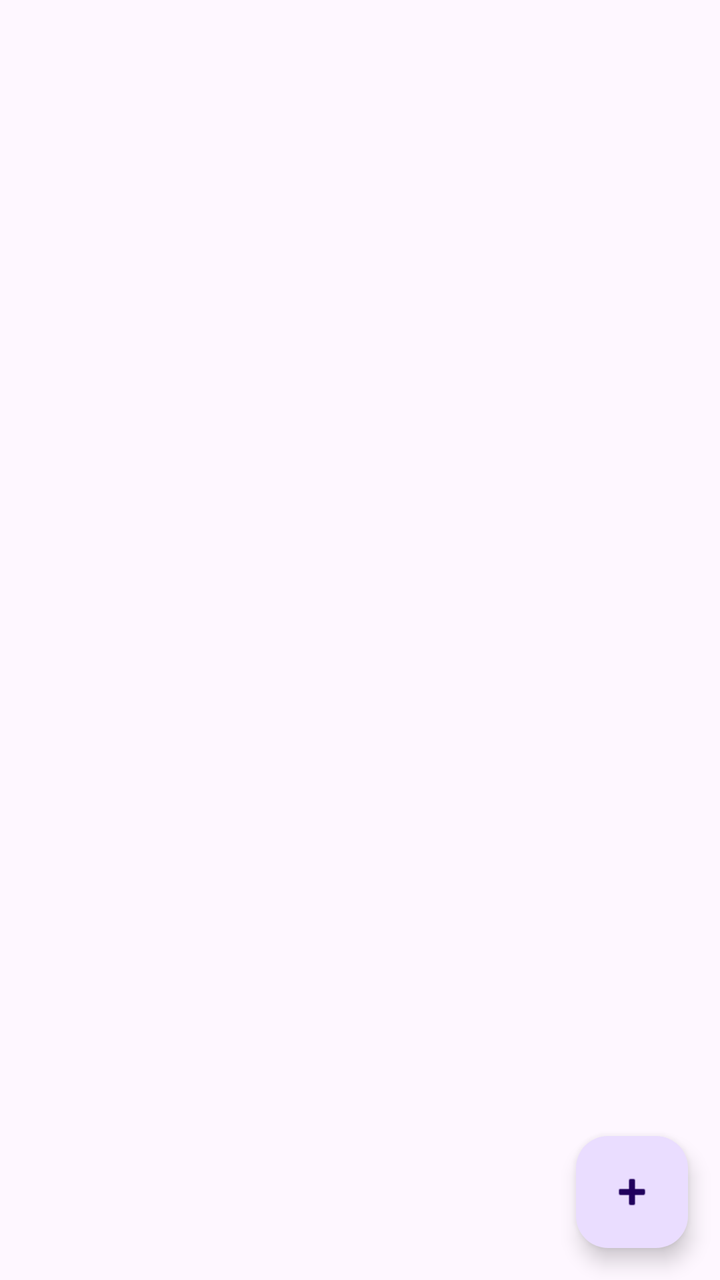
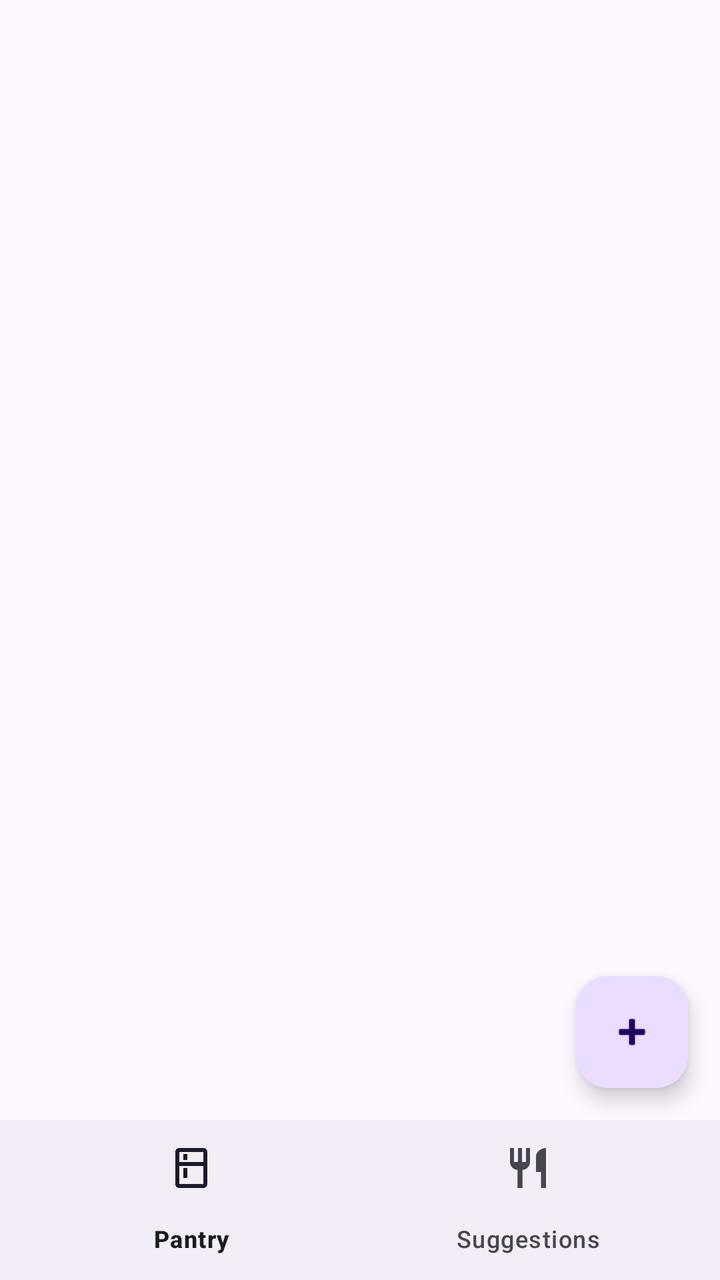

Before-and-after screenshots of an Android layout around one commit, followed by the original layout XML and the change that was made.
<!-- AndroidManifest.xml: application theme Theme.Assignment -->
<!-- res/layout/activity_pantry_list.xml -->
<?xml version="1.0" encoding="utf-8"?>
<LinearLayout xmlns:android="http://schemas.android.com/apk/res/android"
    xmlns:app="http://schemas.android.com/apk/res-auto"
    xmlns:tools="http://schemas.android.com/tools"
    android:layout_width="match_parent"
    android:layout_height="match_parent"
    android:fitsSystemWindows="true"
    android:orientation="vertical"
    tools:context=".ui.PantryListActivity">

    <com.google.android.material.appbar.MaterialToolbar
        android:id="@+id/toolbar"
        android:layout_width="match_parent"
        android:layout_height="?attr/actionBarSize" />

    <FrameLayout
        android:layout_width="match_parent"
        android:layout_height="0dp"
        android:layout_weight="1">

        <androidx.recyclerview.widget.RecyclerView
            android:id="@+id/recycler_pantry"
            android:layout_width="match_parent"
            android:layout_height="match_parent"
            android:clipToPadding="false"
            android:paddingStart="8dp"
            android:paddingTop="8dp"
            android:paddingEnd="8dp"
            android:paddingBottom="88dp"
            tools:listitem="@layout/item_pantry" />

        <TextView
            android:id="@+id/text_empty"
            android:layout_width="wrap_content"
            android:layout_height="wrap_content"
            android:layout_gravity="center"
            android:gravity="center"
            android:padding="24dp"
            android:text="@string/empty_pantry"
            android:textAppearance="?attr/textAppearanceBodyLarge"
            android:visibility="gone" />

        <com.google.android.material.floatingactionbutton.FloatingActionButton
            android:id="@+id/fab_add"
            android:layout_width="wrap_content"
            android:layout_height="wrap_content"
            android:layout_gravity="bottom|end"
            android:layout_margin="16dp"
            android:contentDescription="@string/add_ingredient"
            app:srcCompat="@android:drawable/ic_input_add" />
    </FrameLayout>
</LinearLayout>
<!-- res/layout/item_pantry.xml (included above) -->
<?xml version="1.0" encoding="utf-8"?>
<com.google.android.material.card.MaterialCardView xmlns:android="http://schemas.android.com/apk/res/android"
    android:layout_width="match_parent"
    android:layout_height="wrap_content"
    android:layout_margin="4dp"
    android:clickable="true"
    android:focusable="true">

    <LinearLayout
        android:layout_width="match_parent"
        android:layout_height="wrap_content"
        android:gravity="center_vertical"
        android:orientation="horizontal"
        android:padding="16dp">

        <LinearLayout
            android:layout_width="0dp"
            android:layout_height="wrap_content"
            android:layout_weight="1"
            android:orientation="vertical">

            <TextView
                android:id="@+id/text_item_name"
                android:layout_width="wrap_content"
                android:layout_height="wrap_content"
                android:textAppearance="?attr/textAppearanceTitleMedium" />

            <TextView
                android:id="@+id/text_item_quantity"
                android:layout_width="wrap_content"
                android:layout_height="wrap_content"
                android:layout_marginTop="4dp"
                android:textAppearance="?attr/textAppearanceBodyMedium" />

            <TextView
                android:id="@+id/text_item_expiry"
                android:layout_width="wrap_content"
                android:layout_height="wrap_content"
                android:layout_marginTop="2dp"
                android:textAppearance="?attr/textAppearanceBodySmall"
                android:visibility="gone" />
        </LinearLayout>

        <ImageButton
            android:id="@+id/button_delete"
            android:layout_width="48dp"
            android:layout_height="48dp"
            android:background="?attr/selectableItemBackgroundBorderless"
            android:contentDescription="@string/delete_ingredient"
            android:src="@android:drawable/ic_menu_delete" />
    </LinearLayout>
</com.google.android.material.card.MaterialCardView>
<!-- resources referenced by this layout -->
<resources>
  <string name="add_ingredient">Add ingredient</string>
  <string name="delete_ingredient">Delete ingredient</string>
  <string name="empty_pantry">Your pantry is empty.\nTap + to add your first ingredient.</string>
  <style name="Theme.Assignment" parent="Base.Theme.Assignment" />
  <style name="Base.Theme.Assignment" parent="Theme.Material3.DayNight.NoActionBar">
          
          
      </style>
</resources>

<!-- the commit's change to res/layout/activity_pantry_list.xml (unified diff, before → after) -->
@@ -49,6 +49,12 @@
             android:contentDescription="@string/add_ingredient"
             app:srcCompat="@android:drawable/ic_input_add" />
     </FrameLayout>
+
+    <com.google.android.material.bottomnavigation.BottomNavigationView
+        android:id="@+id/bottom_nav"
+        android:layout_width="match_parent"
+        android:layout_height="wrap_content"
+        app:menu="@menu/bottom_nav_menu" />
 </LinearLayout>
 <!-- res/layout/item_pantry.xml (included above) -->
 <?xml version="1.0" encoding="utf-8"?>
